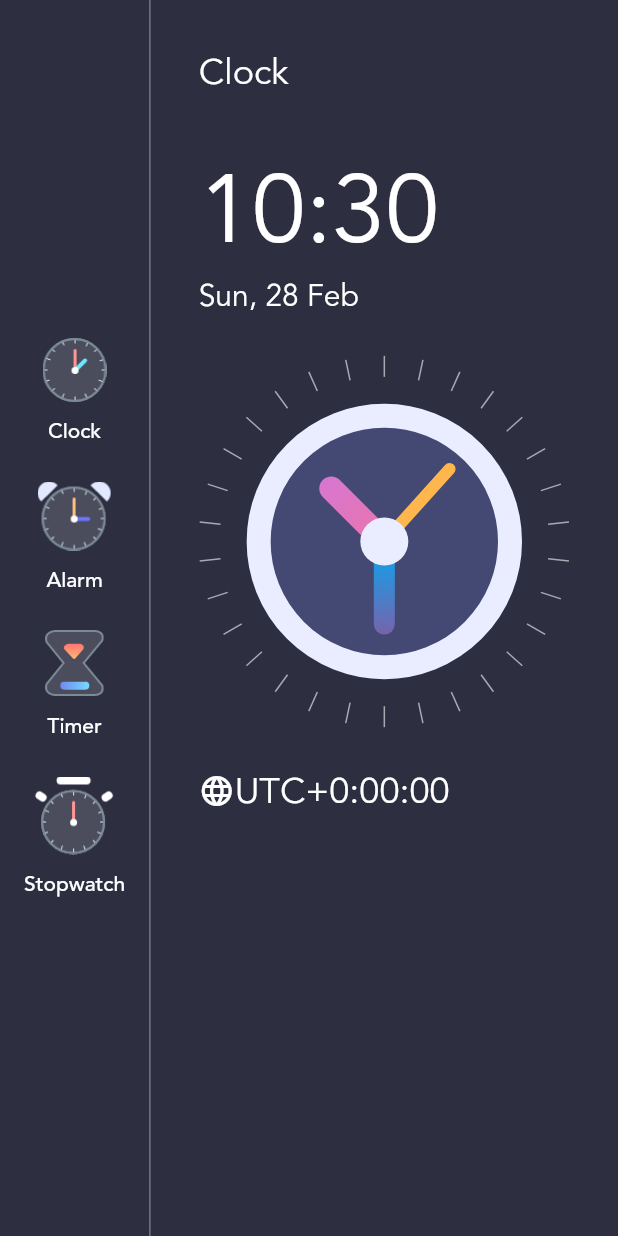
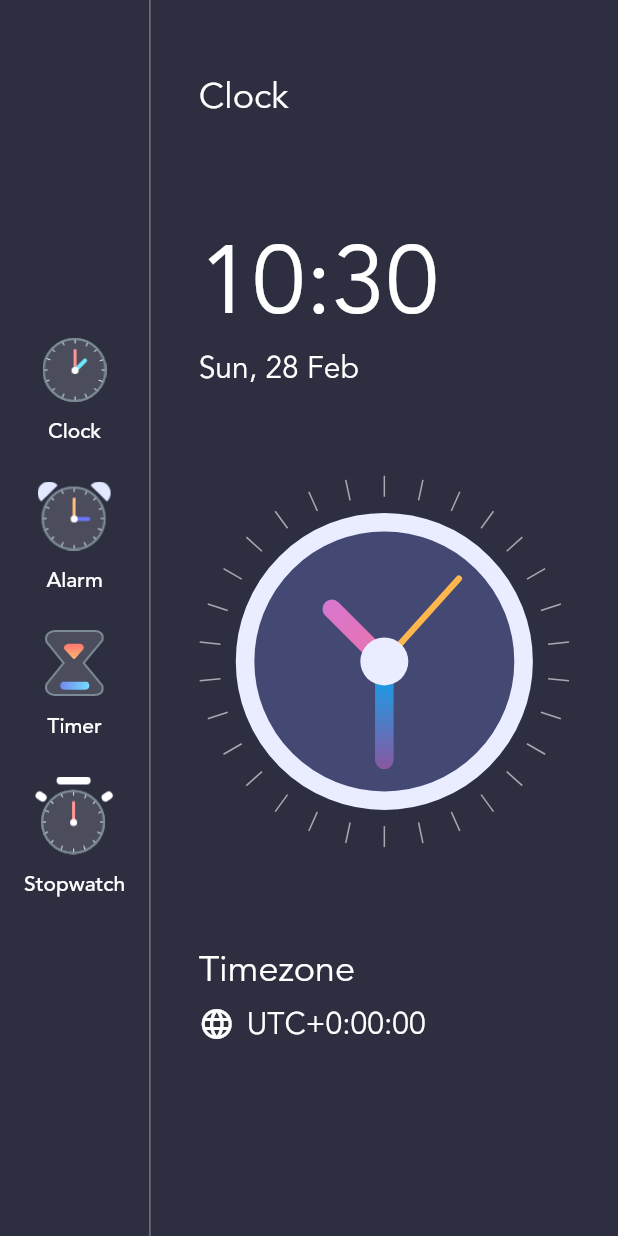
Before and after one commit to sabil62/animated-clock, a Flutter app: the screen it shows after launch, on a phone screen of 412 x 824 dp. Run offline on Flutter 3.47's test engine with Material 2 defaults, Android fonts, the light colour scheme and no system bars.

Commit message:
media sizing

```diff
--- a/lib/homepage.dart
+++ b/lib/homepage.dart
@@ -48,16 +48,29 @@ class _HomePageState extends State<HomePage> {
                   child: Column(
                     crossAxisAlignment: CrossAxisAlignment.start,
                     children: [
-                      Text(
+                      Flexible(
+                        flex: 1,
+                        fit: FlexFit.tight,
+                        child: Padding(
+                          padding: const EdgeInsets.fromLTRB(0, 16, 0, 0),
+                          child: Text(
                             "Clock",
                             style: TextStyle(
                                 fontSize: 24,
                                 color: Colors.white,
                                 fontFamily: "avenir"),
                           ),
+                        ),
+                      ),
                       SizedBox(
                         height: 32,
                       ),
+                      Flexible(
+                        flex: 2,
+                        fit: FlexFit.tight,
+                        child: Column(
+                          crossAxisAlignment: CrossAxisAlignment.start,
+                          children: [
                             Text(
                               formattedTime,
                               style: TextStyle(
@@ -72,22 +85,56 @@ class _HomePageState extends State<HomePage> {
                                   color: Colors.white,
                                   fontFamily: "avenir"),
                             ),
-                      ClockView(),
+                          ],
+                        ),
+                      ),
+                      //clockview
+                      Flexible(
+                          flex: 4,
+                          fit: FlexFit.tight,
+                          child: Align(
+                              alignment: Alignment.center,
+                              child: Padding(
+                                padding: const EdgeInsets.fromLTRB(0, 0, 0, 55),
+                                child: ClockView(size: 290.0),
+                              ))),
+                      Flexible(
+                        flex: 2,
+                        fit: FlexFit.tight,
+                        child: Column(
+                          crossAxisAlignment: CrossAxisAlignment.start,
+                          children: [
+                            Text(
+                              "Timezone",
+                              style: TextStyle(
+                                  fontSize: 24,
+                                  fontFamily: "avenir",
+                                  color: Colors.white),
+                            ),
+                            SizedBox(
+                              height: 6,
+                            ),
                             Row(
                               children: [
                                 Icon(
                                   Icons.language,
                                   color: Colors.white,
                                 ),
+                                SizedBox(
+                                  width: 8,
+                                ),
                                 Text(
                                   "UTC" + offsetSign + timezoneString,
                                   style: TextStyle(
-                                fontSize: 24,
+                                      fontSize: 20,
                                       color: Colors.white,
                                       fontFamily: "avenir"),
                                 )
                               ],
                             )
+                          ],
+                        ),
+                      ),
                     ],
                   ),
                 ),
```
Also changed, not shown: lib/clock_view.dart (+23 -14 lines). Lines whose indentation alone changed are shown as unchanged.
